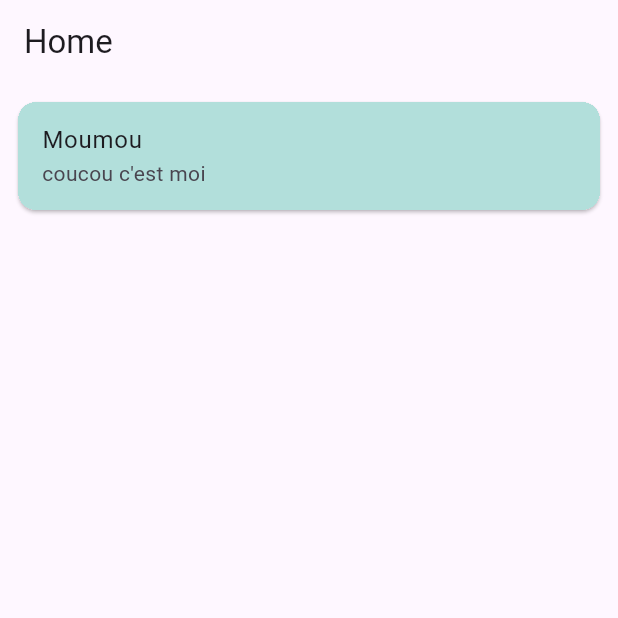
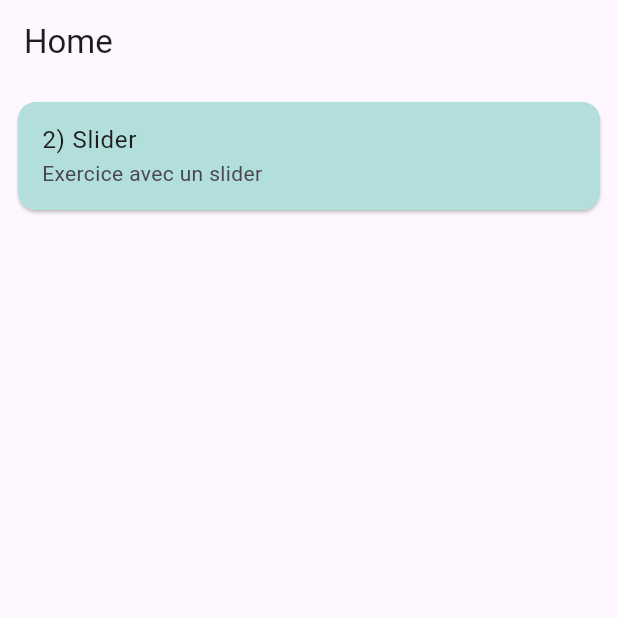
Before and after one commit to Alutulu/uvamse, a Flutter app: the screen it shows after launch, on a phone screen of 412 x 824 dp, the top half of it. Run offline on Flutter 3.47's test engine with Material 3 defaults, Android fonts, the phone set to English and light mode, and no system bars; our stand-ins replace go_router, url_strategy; missing offline and left inert: adaptive_navigation, window_size.

Commit message:
finish nav

```diff
--- a/tp2/lib/src/class/exercice.dart
+++ b/tp2/lib/src/class/exercice.dart
@@ -1,7 +1,9 @@
 import 'package:flutter/material.dart';
+import 'package:go_router/go_router.dart';
 
 List<Exercice> listExercices = [
-  Exercice(description: "coucou c'est moi", title: "Moumou", path: "labas")
+  Exercice(
+      description: "Exercice avec un slider", title: "2) Slider", path: "/2"),
 ];
 
 class Exercice {
@@ -12,9 +14,12 @@ class Exercice {
   Exercice(
       {required this.title, required this.description, required this.path});
 
-  ListTile toListTile() => ListTile(
+  ListTile toListTile(BuildContext context) => ListTile(
         title: Text(title),
         tileColor: Colors.teal[100],
         subtitle: Text(description),
+        onTap: () {
+          GoRouter.of(context).go(path);
+        },
       );
 }
--- a/tp2/lib/src/views/home.dart
+++ b/tp2/lib/src/views/home.dart
@@ -29,37 +29,9 @@ class _HomeScreenState extends State<HomeScreen> {
             itemBuilder: (BuildContext context, int index) {
               return Card(
                   clipBehavior: Clip.hardEdge,
-                  child: listExercices[index].toListTile());
+                  child: listExercices[index].toListTile(context));
             },
           ),
-
-          // child: Column(
-          //   mainAxisAlignment: MainAxisAlignment.center,
-          //   children: <Widget>[
-          //     ElevatedButton(
-          //         onPressed: () {
-          //           GoRouter.of(context).go('/2');
-          //         },
-          //         child: Text(
-          //           "Vers le slider",
-          //           style: Theme.of(context).textTheme.bodyLarge,
-          //         )),
-          //     const SizedBox(height: 30),
-          //     ElevatedButton(
-          //         onPressed: () {
-          //           GoRouter.of(context).go('/media/favoris');
-          //         },
-          //         child: Text("Mes favoris",
-          //             style: Theme.of(context).textTheme.bodyLarge)),
-          //     const SizedBox(height: 30),
-          //     ElevatedButton(
-          //         onPressed: () {
-          //           GoRouter.of(context).go('/authors');
-          //         },
-          //         child: Text("Tous les auteurs",
-          //             style: Theme.of(context).textTheme.bodyLarge))
-          //   ],
-          // ),
         ),
       );
 }
```
